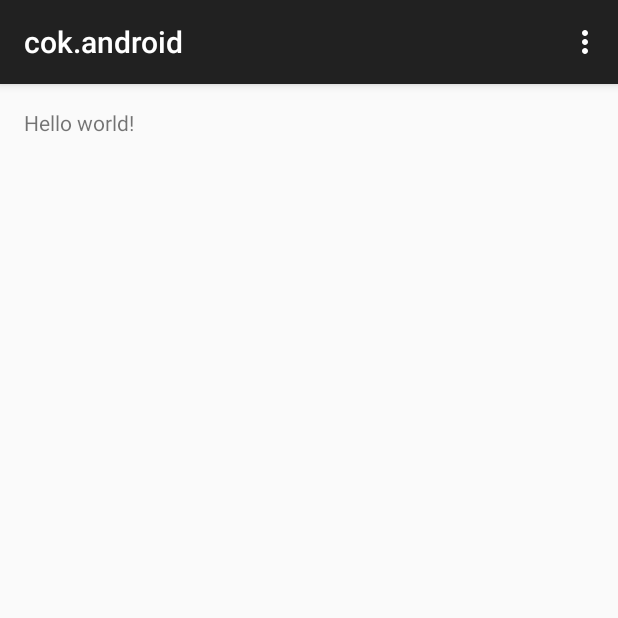
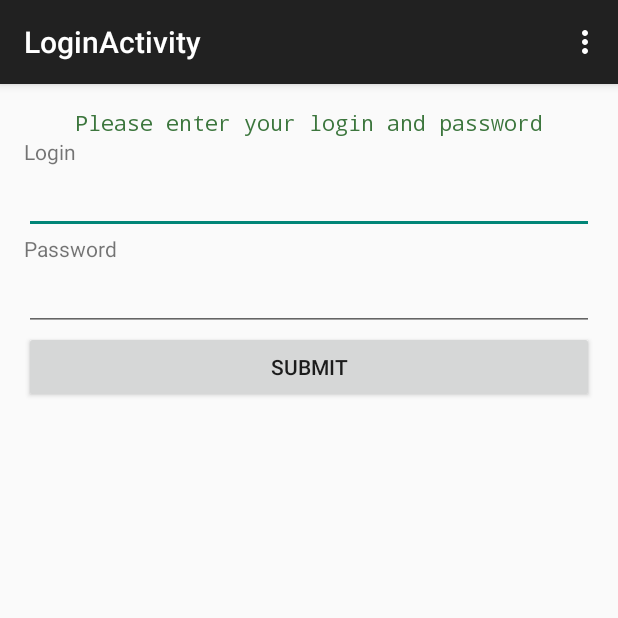
Before and after one commit to Igorok/cok.android, an Android app: the screen it shows after launch (MainActivity before the commit, LoginActivity after it), on a phone screen of 412 x 824 dp, the top half of it. Run offline under Robolectric (Android 15) with nearby library versions, the phone set to English and light mode, and no system bars.

Commit message:
start login form

```diff
--- a/app/build.gradle
+++ b/app/build.gradle
@@ -22,4 +22,5 @@ android {
 dependencies {
     compile fileTree(dir: 'libs', include: ['*.jar'])
     compile 'com.android.support:appcompat-v7:21.0.3'
+    compile 'com.google.android.gms:play-services:6.5.87'
 }
--- /dev/null
+++ b/app/src/main/res/layout/activity_login.xml
@@ -0,0 +1,49 @@
+<RelativeLayout xmlns:android="http://schemas.android.com/apk/res/android"
+    xmlns:tools="http://schemas.android.com/tools" android:layout_width="match_parent"
+    android:layout_height="match_parent" android:paddingLeft="@dimen/activity_horizontal_margin"
+    android:paddingRight="@dimen/activity_horizontal_margin"
+    android:paddingTop="@dimen/activity_vertical_margin"
+    android:paddingBottom="@dimen/activity_vertical_margin" tools:context=".MainActivity">
+
+    <TextView
+        android:id="@+id/login_message"
+        android:text="@string/login_message"
+        style="@style/login_message"
+    />
+
+    <TextView
+        android:id="@+id/login_label"
+        android:layout_below="@+id/login_message"
+        android:text="@string/login"
+        android:layout_width="wrap_content"
+        android:layout_height="wrap_content"
+        />
+    <EditText
+        android:id="@+id/login_field"
+        android:layout_below="@id/login_label"
+        android:layout_width="match_parent"
+        android:layout_height="wrap_content"
+        />
+    <TextView
+        android:id="@+id/password_label"
+        android:layout_below="@id/login_field"
+        android:text="@string/password"
+        android:layout_width="wrap_content"
+        android:layout_height="wrap_content"
+        />
+    <EditText
+        android:id="@+id/password_field"
+        android:layout_below="@id/password_label"
+        android:layout_width="match_parent"
+        android:layout_height="wrap_content"
+        />
+
+    <Button
+        android:id="@+id/login_btn"
+        android:layout_below="@id/password_field"
+        android:layout_width="match_parent"
+        android:layout_height="wrap_content"
+        android:onClick="appLogin"
+        android:text="submit"
+        />
+</RelativeLayout>
--- a/app/src/main/res/layout/activity_main.xml
+++ b/app/src/main/res/layout/activity_main.xml
@@ -5,7 +5,10 @@
     android:paddingTop="@dimen/activity_vertical_margin"
     android:paddingBottom="@dimen/activity_vertical_margin" tools:context=".MainActivity">
 
-    <TextView android:text="@string/hello_world" android:layout_width="wrap_content"
-        android:layout_height="wrap_content" />
-
+    <TextView
+        android:id="@+id/hello_world"
+        android:text="@string/hello_world"
+        android:layout_width="wrap_content"
+        android:layout_height="wrap_content"
+        />
 </RelativeLayout>
--- /dev/null
+++ b/app/src/main/res/menu/menu_login.xml
@@ -0,0 +1,7 @@
+<menu xmlns:android="http://schemas.android.com/apk/res/android"
+    xmlns:app="http://schemas.android.com/apk/res-auto"
+    xmlns:tools="http://schemas.android.com/tools"
+    tools:context="ru.igor_ok.cokandroid.LoginActivity">
+    <item android:id="@+id/action_settings" android:title="@string/action_settings"
+        android:orderInCategory="100" app:showAsAction="never" />
+</menu>
--- /dev/null
+++ b/app/src/main/res/values/colors.xml
@@ -0,0 +1,5 @@
+<?xml version="1.0" encoding="utf-8"?>
+<resources>
+    <color name="red">#a94442</color>
+    <color name="green">#3c763d</color>
+</resources>
--- a/app/src/main/res/values/strings.xml
+++ b/app/src/main/res/values/strings.xml
@@ -4,5 +4,9 @@
     <string name="app_name">cok.android</string>
     <string name="hello_world">Hello world!</string>
     <string name="action_settings">Settings</string>
+    <string name="title_activity_login">LoginActivity</string>
+    <string name="login_message">Please enter your login and password</string>
+    <string name="login">Login</string>
+    <string name="password">Password</string>
 
 </resources>
--- a/app/src/main/res/values/styles.xml
+++ b/app/src/main/res/values/styles.xml
@@ -5,4 +5,12 @@
         <!-- Customize your theme here. -->
     </style>
 
+    <style name="login_message" parent="Theme.AppCompat.Light.DarkActionBar">
+        <item name="android:layout_width">fill_parent</item>
+        <item name="android:layout_height">wrap_content</item>
+        <item name="android:textColor">@color/green</item>
+        <item name="android:typeface">monospace</item>
+        <item name="android:gravity">center</item>
+    </style>
+
 </resources>
```
Also changed, not shown: app/src/main/AndroidManifest.xml (+31 -2 lines), app/src/main/java/ru/igor_ok/cokandroid/LoginActivity.java (added, +382 -0 lines), app/src/main/java/ru/igor_ok/cokandroid/MainActivity.java (+21 -2 lines), 1 other file.
